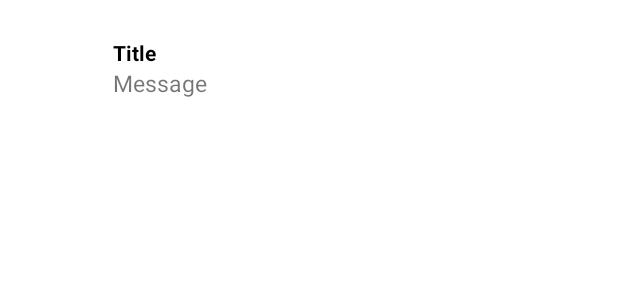
After one commit to maheshwaran10/HomeProject, an Android app: the layout notification.xml on its own in the app's theme, with its tools: preview values and no code run, on a phone screen of 412 x 824 dp. The commit adds this screen. Shown: the top 300 px of the screen. Run offline under Robolectric (Android 15) with nearby library versions, the phone set to English and light mode, and no system bars.

Commit message:
commit message

```diff
--- a/app/src/main/AndroidManifest.xml
+++ b/app/src/main/AndroidManifest.xml
@@ -16,6 +16,9 @@
         android:roundIcon="@mipmap/ic_launcher_round"
         android:supportsRtl="true"
         android:theme="@style/Theme.HomeProject">
+        <activity
+            android:name=".firebase.FirebaseActivityActivity"
+            android:exported="false" />
         <activity
             android:name=".sqlite.SqliteActivity"
             android:exported="false" />
--- a/app/src/main/java/com/example/homeproject/sqlite/ListAdapter.kt
+++ b/app/src/main/java/com/example/homeproject/sqlite/ListAdapter.kt
@@ -18,7 +18,7 @@ class ListAdapter(
 
     internal var inflater:LayoutInflater = activity.getSystemService(Context.LAYOUT_INFLATER_SERVICE) as LayoutInflater
     override fun getCount(): Int {
-
+        TODO("Not yet implemented")
     }
 
     override fun getItem(position: Int): Any {
--- /dev/null
+++ b/app/src/main/res/layout/notification.xml
@@ -0,0 +1,51 @@
+<?xml version="1.0" encoding="utf-8"?>
+<LinearLayout
+    xmlns:android="http://schemas.android.com/apk/res/android"
+    android:id="@+id/linear_layout"
+    android:layout_width="match_parent"
+    android:layout_height="wrap_content"
+    android:orientation="horizontal"
+    android:padding="20dp">
+
+    <!-- Parent Layout of ImageView -->
+    <LinearLayout
+        android:layout_width="wrap_content"
+        android:layout_height="wrap_content">
+
+        <!--Image to be displayed beside the notification text-->
+        <ImageView
+            android:id="@+id/icon"
+            android:layout_width="50dp"
+            android:layout_height="50dp"
+            android:padding="5dp"
+            />
+    </LinearLayout>
+
+    <!-- Parent layout for holding the Title and the Body-->
+    <LinearLayout
+        android:layout_width="0dp"
+        android:layout_height="wrap_content"
+        android:layout_weight="1"
+        android:orientation="vertical"
+        android:padding="5dp">
+
+        <!-- TextView for Title -->
+        <TextView
+            android:id="@+id/title"
+            android:layout_width="match_parent"
+            android:layout_height="wrap_content"
+            android:text="Title"
+            android:textColor="#000"
+            android:textStyle="bold" />
+
+        <!-- TextView for Body -->
+        <TextView
+            android:id="@+id/message"
+            android:layout_width="match_parent"
+            android:layout_height="wrap_content"
+            android:text="Message"
+            android:textSize="15sp" />
+
+    </LinearLayout>
+
+</LinearLayout>
--- a/build.gradle
+++ b/build.gradle
@@ -5,8 +5,9 @@ buildscript {
         mavenCentral()
     }
     dependencies {
-        classpath "com.android.tools.build:gradle:7.0.3"
+        classpath "com.android.tools.build:gradle:7.0.4"
         classpath "org.jetbrains.kotlin:kotlin-gradle-plugin:1.5.31"
+        classpath 'com.google.gms:google-services:4.3.10'
 
         // NOTE: Do not place your application dependencies here; they belong
         // in the individual module build.gradle files
```
Also changed, not shown: app/build.gradle (+8 -0 lines), app/src/main/java/com/example/homeproject/firebase/FirebaseActivityActivity.kt (added, +12 -0 lines), app/src/main/java/com/example/homeproject/firebase/MyFirebaseMessagingService.kt (added, +63 -0 lines), app/src/main/res/layout/activity_firebase_activity.xml (added, +23 -0 lines), gradle/wrapper/gradle-wrapper.properties, 1 other file.
